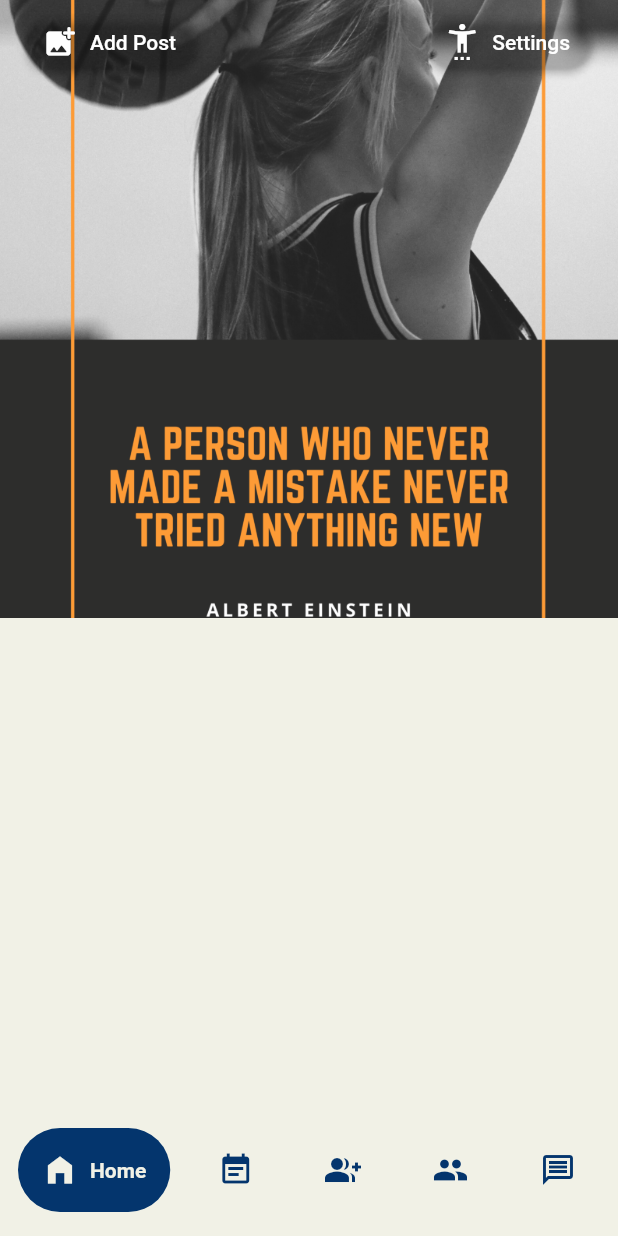
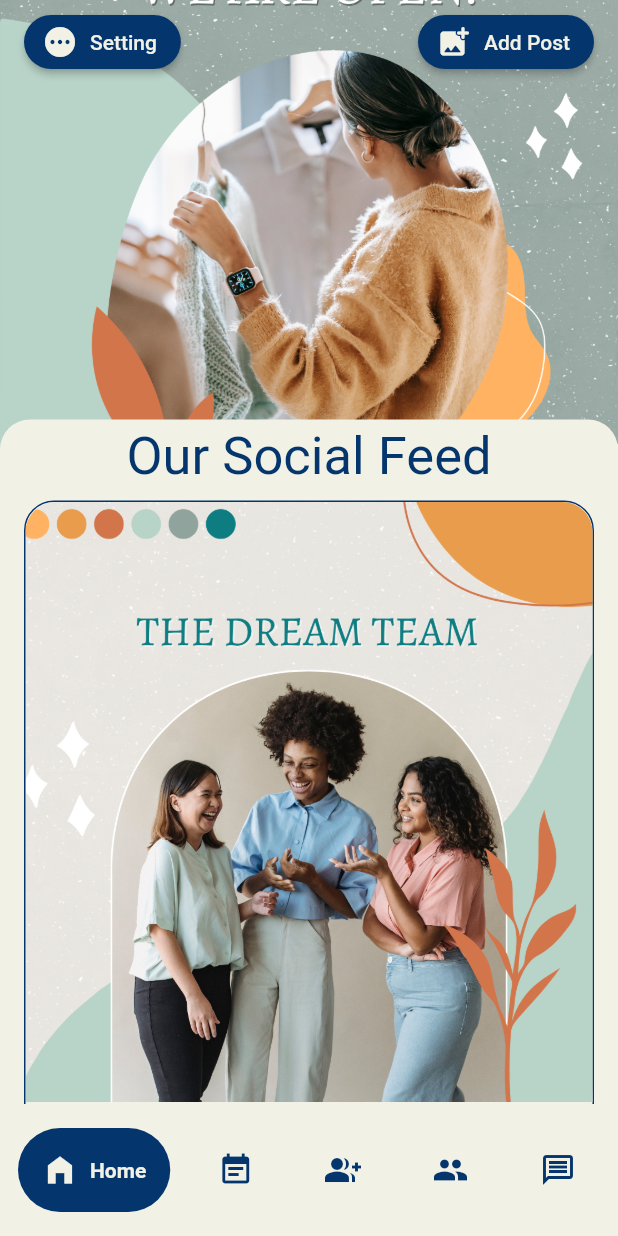
Before and after one commit to Confidant-21/erc, a Flutter app: the screen it shows after launch, on a phone screen of 412 x 824 dp. Run offline on Flutter 3.47's test engine with Material 2 defaults, Android fonts, the phone set to English and light mode, and no system bars; drawn by our look-alikes of google_nav_bar; our stand-ins replace firebase_core; accounts and stored records are empty; Roboto replaces fonts that are missing (Times New Roman).

Commit message:
Feed UI Design Implimentation

```diff
--- a/lib/PagesHome/Home.dart
+++ b/lib/PagesHome/Home.dart
@@ -1,3 +1,4 @@
+import 'package:erc/PagesHome/PostTile.dart';
 import 'package:flutter/material.dart';
 
 class Home extends StatefulWidget {
@@ -11,85 +12,74 @@ class _HomeState extends State<Home> {
   @override
   Widget build(BuildContext context) {
     return Scaffold(
-        backgroundColor: Colors.transparent, // Color(0xFFF1F1E6),
+        backgroundColor: Colors.transparent,
+        // Color(0xFFF1F1E6),
         // floatingActionButton: FloatingActionButton.extended(
         //     onPressed: () {}, label: Icon(Icons.add_photo_alternate_outlined,color: Color(0xFF04356D),weight: double.maxFinite),backgroundColor: Colors.transparent),
         body: CustomScrollView(
           slivers: [
             SliverAppBar(
+              bottom: PreferredSize(
+                  preferredSize: Size.fromHeight(20),
+                  child: Container(
+                    height: 50,
+                    child: Center(
+                        child: Text(
+                      "Our Social Feed",
+                      style: TextStyle(
+                        fontSize: 35,
+                        fontFamily: 'Times New Roman',
+                        color: Color(0xFF04356D),
+                      ),
+                    )),
+                    // color: Color(0xFFF1F1E6),
+                    decoration: BoxDecoration(
+                        color: Color(0xFFF1F1E6),
+                        borderRadius: BorderRadius.only(
+                            topLeft: Radius.circular(20),
+                            topRight: Radius.circular(20))),
+                    width: MediaQuery.of(context).size.width,
+                  )),
               title: Row(
                 mainAxisAlignment: MainAxisAlignment.spaceBetween,
                 children: [
                   ElevatedButton.icon(
                     onPressed: () {},
-                    icon: Icon(Icons.add_photo_alternate_rounded),
+                    icon: Icon(Icons.pending_rounded,color:Color(0xFFF1F1E6),),
                     style: ElevatedButton.styleFrom(
-                        backgroundColor: Colors.transparent,
+                        backgroundColor: Color(0xFF04356D),
                         shape: RoundedRectangleBorder(
                             borderRadius:
                                 BorderRadius.all(Radius.circular(20)))),
-                    label: Text('Add Post'),
+                    label: Text('Setting',style: TextStyle(color: Color(0xFFF1F1E6)),),
                   ),
                   ElevatedButton.icon(
                     onPressed: () {},
-                    icon: Icon(Icons.settings_accessibility_outlined),
+                    icon: Icon(Icons.add_photo_alternate_rounded,color:Color(0xFFF1F1E6),),
                     style: ElevatedButton.styleFrom(
-                        backgroundColor: Colors.transparent,
+                        backgroundColor: Color(0xFF04356D),
                         shape: RoundedRectangleBorder(
                             borderRadius:
                                 BorderRadius.all(Radius.circular(20)))),
-                    label: Text('Settings'),
-                  )
+                    label: Text('Add Post',style: TextStyle(color: Color(0xFFF1F1E6)),),
+                  ),
                 ],
               ),
-              expandedHeight: (MediaQuery.of(context).size.height) * 0.5,
+              expandedHeight: (MediaQuery.of(context).size.height) * 0.4,
               backgroundColor: Color(0xFFF1F1E6),
-              pinned: true,
+              pinned: false,
               flexibleSpace: FlexibleSpaceBar(
-                background: Image.asset("assets/Images/Feed/homemain.png",
+                background: Image.asset("assets/Images/Feed/1.png",
                     width: double.maxFinite, fit: BoxFit.cover),
               ),
             ),
-            SliverToBoxAdapter(
-              child: Padding(
-                padding: const EdgeInsets.all(8.0),
-                child: Container(
-                  // height: MediaQuery.of(context).size.height,
-                  // width: MediaQuery.of(context).size.width,
-                  color: Color(0xFFF1F1E6),
-                ),
-              ),
-            ),
-            SliverToBoxAdapter(
-              child: Padding(
-                padding: const EdgeInsets.all(8.0),
-                child: Container(
-                  height: 500,
-                  width: 300,
-                  color: Color(0xFFF1F1E6),
-                ),
-              ),
-            ),
-            SliverToBoxAdapter(
-              child: Padding(
-                padding: const EdgeInsets.all(8.0),
-                child: Container(
-                  height: 500,
-                  width: 300,
-                  color: Color(0xFF04356D),
-                ),
-              ),
-            ),
-            SliverToBoxAdapter(
-              child: Padding(
-                padding: const EdgeInsets.all(8.0),
-                child: Container(
-                  // height: MediaQuery.of(context).size.height,
-                  // width: MediaQuery.of(context).size.width,
-                  color: Color(0xFF04356D),
-                ),
-              ),
-            )
+            SliverList(
+                delegate: SliverChildBuilderDelegate(
+              (BuildContext context, int index) {
+                return PostTile(index: index,);
+              },
+              childCount: 10, // Replace this with your desired item count
+            ))
           ],
         ));
   }
--- /dev/null
+++ b/lib/PagesHome/PostTile.dart
@@ -0,0 +1,46 @@
+import 'package:flutter/material.dart';
+
+class PostTile extends StatefulWidget {
+  //const PostTile({super.key});
+  final int index;
+
+  PostTile({required this.index});
+
+  @override
+  State<PostTile> createState() => _PostTileState();
+}
+
+class _PostTileState extends State<PostTile> {
+  @override
+  Widget build(BuildContext context) {
+    return ListTile(
+      title: Container(
+        decoration: BoxDecoration(
+            borderRadius: BorderRadius.circular(20), color: Color(0xFFF1F1E6),border: Border.all(color: Color(0xFF04356D))),
+        child: Padding(
+          padding: const EdgeInsets.only(bottom: 8),
+          child: Column(
+            children: [
+              Container(
+                height: 400,
+                decoration:
+                BoxDecoration(borderRadius: BorderRadius.only(topRight: Radius.circular(20),topLeft:  Radius.circular(20)),
+                    image: DecorationImage(image:AssetImage("assets/Images/Feed/3.png"),fit: BoxFit.cover)),
+              ),
+              Row(
+                mainAxisAlignment: MainAxisAlignment.spaceBetween,
+                children: [
+                  IconButton(onPressed: (){}, icon: Icon(Icons.thumb_up_alt,color: Color(0xFF04356D),)),
+                  Text("Post ${widget.index+1}",style: TextStyle(color: Color(0xFF04356D),fontSize: 20),),
+                  IconButton(onPressed: (){}, icon: Icon(Icons.share),color: Color(0xFF04356D),),
+                ],
+              ),
+              Text("This is a Description",style: TextStyle(color: Color(0xFF04356D),fontSize: 20),),
+            ],
+          ),
+        ),
+      ),
+      onTap: () {},
+    );
+  }
+}
```
Also changed, not shown: assets/Images/Feed/1.png (added), assets/Images/Feed/2.png (added), assets/Images/Feed/3.png (added).
